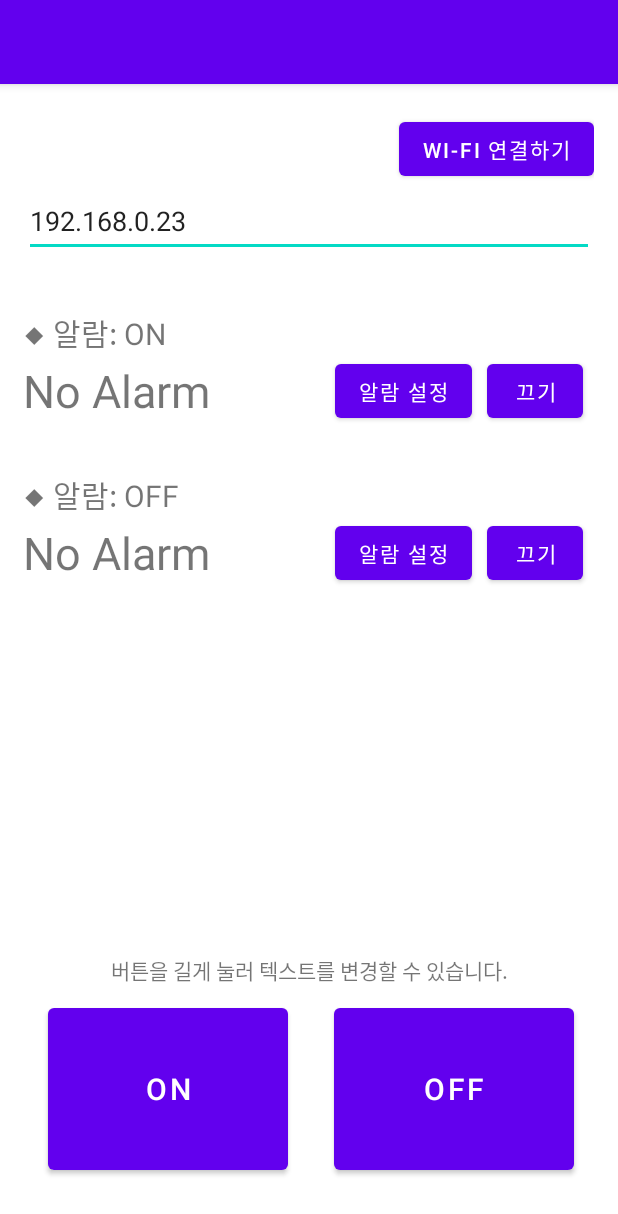
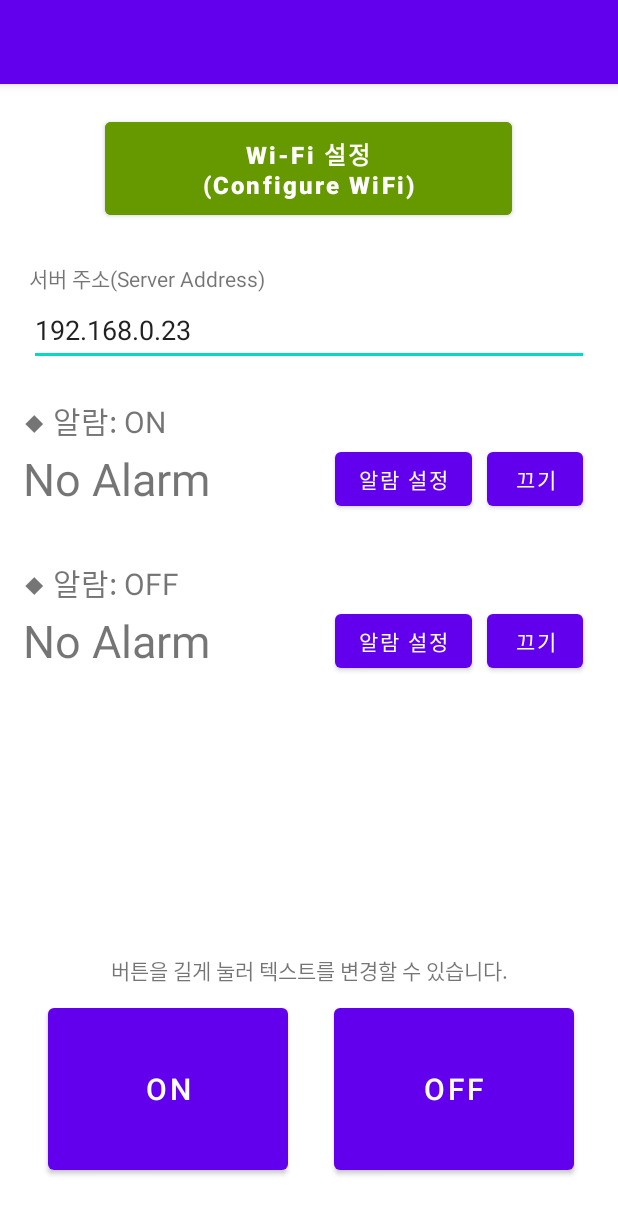
Before and after one commit to 2sjin/SmartSwitch, an Android app: the screen it shows after launch (MainActivity), on a phone screen of 412 x 824 dp. Shown: the top 1214 px of the screen. Run offline under Robolectric (Android 15) with nearby library versions, the light colour scheme and no system bars.

Commit message:
서버 미 접속 시 자동으로 WiFi 매니저 호출, 레이아웃 수정

```diff
--- a/app/src/main/java/com/example/smartswitch/MainActivity.java
+++ b/app/src/main/java/com/example/smartswitch/MainActivity.java
@@ -7,15 +7,20 @@ import android.app.TimePickerDialog;
 import android.content.Context;
 import android.content.DialogInterface;
 import android.content.Intent;
+import android.graphics.Typeface;
 import android.net.ConnectivityManager;
 import android.net.DhcpInfo;
 import android.net.NetworkInfo;
 import android.net.wifi.WifiInfo;
 import android.net.wifi.WifiManager;
+import android.os.Build;
 import android.os.Bundle;
 import android.util.Log;
 import android.view.View;
+import android.webkit.WebResourceError;
+import android.webkit.WebResourceRequest;
 import android.webkit.WebView;
+import android.webkit.WebViewClient;
 import android.widget.*;
 
 import java.math.BigInteger;
@@ -33,6 +38,8 @@ public class MainActivity extends AppCompatActivity {
 
     Button actionButton0;
     Button actionButton1;
+    Button alarmButton0;
+    Button alarmButton1;
     Button alarmResetButton0;
     Button alarmResetButton1;
     LinearLayout alarmLayout0;
@@ -52,6 +59,8 @@ public class MainActivity extends AppCompatActivity {
 
         actionButton0 = findViewById(R.id.actionButton0);
         actionButton1 = findViewById(R.id.actionButton1);
+        alarmButton0 = findViewById(R.id.AlarmButton0);
+        alarmButton1 = findViewById(R.id.AlarmButton1);
         alarmResetButton0 = findViewById(R.id.AlarmResetButton0);
         alarmResetButton1 = findViewById(R.id.AlarmResetButton1);
         alarmLayout0 = findViewById(R.id.AlarmLayout0);
@@ -80,6 +89,24 @@ public class MainActivity extends AppCompatActivity {
                 return true;
             }
         });
+
+        // 웹뷰 클라이언트 연결 오류 시
+        webViewMain.setWebViewClient(new WebViewClient() {
+            @Override
+            public void onReceivedError(WebView view, WebResourceRequest request, WebResourceError error) {
+                super.onReceivedError(view, request, error);
+                showErrorDialog("WiFi(SmartSwitch) 연결 후 앱을 재실행하여\n[Configure WiFi]를 진행하시기 바랍니다.");
+                Intent intent = new Intent(getApplicationContext(), WifiManagerActivity.class);
+                startActivity(intent);
+            }
+        });
+    }
+
+    // 액티비티 재개 시
+    @Override
+    protected void onResume() {
+        super.onResume();
+        webViewMain.loadUrl(ip);
     }
 
     // 뒤로가기 버튼을 눌렀을 때
@@ -122,19 +149,16 @@ public class MainActivity extends AppCompatActivity {
     // ON 버튼을 눌렀을 때
     public void onClickButtonOn(View view) {
         ip = String.valueOf(editTextIP.getText());
-        Toast.makeText(getApplicationContext(), "ButtonOn is clicked.", Toast.LENGTH_SHORT).show();
         webViewMain.loadUrl(ip + "/onoff?LEDstatus=0");
     }
-
 
     // OFF 버튼을 눌렀을 때
     public void onClickButtonOff(View view) {
         ip = String.valueOf(editTextIP.getText());
-        Toast.makeText(getApplicationContext(), "ButtonOff is clicked.", Toast.LENGTH_SHORT).show();
         webViewMain.loadUrl(ip + "/onoff?LEDstatus=1");
     }
 
-    // 연결 버튼을 눌렀을 때
+    // Wi-Fi 연결 버튼을 눌렀을 때
     public void onClickButtonConnect(View view) {
         Intent intent = new Intent(getApplicationContext(), WifiManagerActivity.class);
         startActivity(intent);
@@ -186,9 +210,9 @@ public class MainActivity extends AppCompatActivity {
     public void showEditNameDialog(Button btn, TextView tv) {
         AlertDialog.Builder builder = new AlertDialog.Builder(this);
         EditText et = new EditText(this);
+        et.setText(btn.getText());
         builder.setView(et);
         builder.setTitle("변경할 텍스트 입력");
-        builder.setMessage(btn.getText());
         builder.setCancelable(true);
         builder.setPositiveButton("OK",  new DialogInterface.OnClickListener() {
             @Override
--- a/app/src/main/res/layout/activity_main.xml
+++ b/app/src/main/res/layout/activity_main.xml
@@ -12,10 +12,10 @@
 
     <LinearLayout
         android:id="@+id/linearLayout2"
-        android:layout_width="380dp"
-        android:layout_height="131dp"
+        android:layout_width="373dp"
+        android:layout_height="190dp"
         android:layout_marginTop="4dp"
-        android:gravity="right|top"
+        android:gravity="center|top"
         android:orientation="vertical"
         app:layout_constraintEnd_toEndOf="parent"
         app:layout_constraintStart_toStartOf="parent"
@@ -31,10 +31,22 @@
 
         <Button
             android:id="@+id/buttonWiFi"
-            android:layout_width="wrap_content"
+            android:layout_width="271dp"
+            android:layout_height="74dp"
+            android:layout_marginBottom="25dp"
+            android:backgroundTint="@android:color/holo_green_dark"
+            android:onClick="onClickButtonConnect"
+            android:text="Wi-Fi 설정\n(Configure WiFi)"
+            android:textAllCaps="false"
+            android:textSize="16sp"
+            android:textStyle="bold" />
+
+        <TextView
+            android:id="@+id/textView2"
+            android:layout_width="match_parent"
             android:layout_height="wrap_content"
-            android:onClick="onClickButtonConnect"
-            android:text="Wi-Fi 연결하기" />
+            android:text="서버 주소(Server Address)"
+            android:textSize="14dp" />
 
         <EditText
             android:id="@+id/IP_Address"
@@ -173,8 +185,9 @@
                 android:layout_marginLeft="15dp"
                 android:layout_marginRight="15dp"
                 android:onClick="onClickButtonOn"
+                android:textAllCaps="false"
                 android:text="ON"
-                android:textSize="20dp" />
+                android:textSize="20dp"/>
 
             <Button
                 android:id="@+id/actionButton1"
@@ -183,6 +196,7 @@
                 android:layout_marginLeft="15dp"
                 android:layout_marginRight="15dp"
                 android:onClick="onClickButtonOff"
+                android:textAllCaps="false"
                 android:text="OFF"
                 android:textSize="20dp" />
         </LinearLayout>
```
Also changed, not shown: app/src/main/java/com/example/smartswitch/WifiManagerActivity.java (+16 -0 lines), app/src/main/res/layout/activity_wifi_manager.xml (+33 -6 lines).
